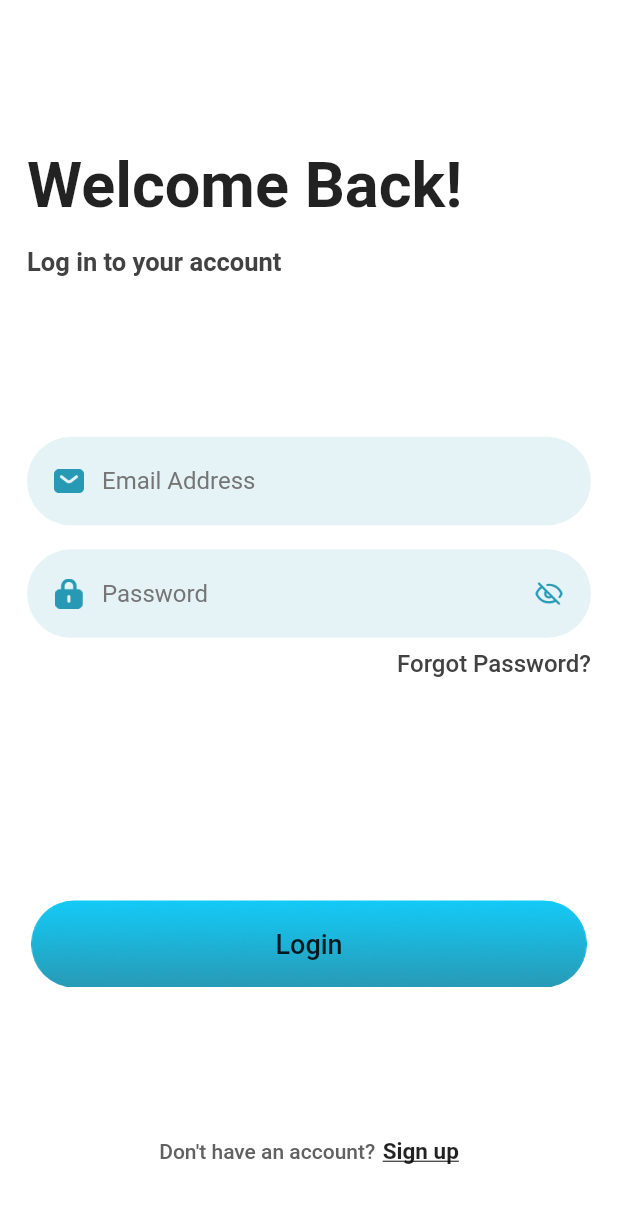
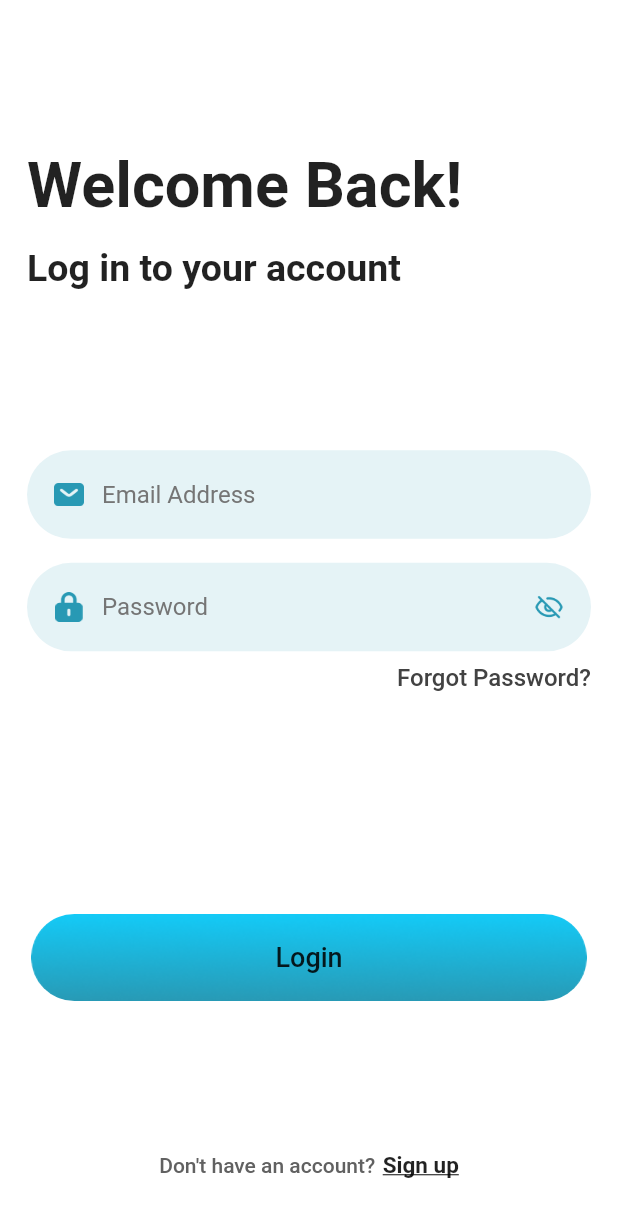
Before and after one commit to ahm226/smiletracker, a Flutter app: the BottomNavBar screen opened directly, item 5 of the bottom bar chosen, after a tap on "Sign Out", on a phone screen of 412 x 824 dp. Shown: the top 1217 px of the screen. Run offline on Flutter 3.47's test engine with Material 2 defaults, Android fonts, the phone set to English and light mode, and no system bars; drawn by our look-alikes of zoom_tap_animation; our stand-ins replace cloud_firestore, connectivity_plus, delayed_display, firebase_auth, firebase_core, firebase_storage and 10 more; missing offline and left inert: flutter_event_calendar; accounts and stored records are empty; Roboto replaces fonts that are missing (Poppins).

```diff
--- a/lib/helpers/globalvariables.dart
+++ b/lib/helpers/globalvariables.dart
@@ -21,8 +21,7 @@ TextStyle headingLarge = const TextStyle(
 TextStyle headingMedium = TextStyle(
   fontWeight: FontWeight.w600,
   fontFamily: 'Poppins',
-  color: Colors.grey.shade800,
-  fontSize: 17,
+  fontSize: 25,
 );
 TextStyle headingSmall = const TextStyle(
   fontSize: 17,
--- /dev/null
+++ b/lib/views/home/diary_screen.dart
@@ -0,0 +1,71 @@
+import 'package:flutter/material.dart';
+import 'package:intl/intl.dart';
+import 'package:sizer/sizer.dart';
+import 'package:smiletracker/helpers/globalvariables.dart';
+
+class DiaryScreen extends StatefulWidget {
+  const DiaryScreen({Key? key}) : super(key: key);
+
+  @override
+  State<DiaryScreen> createState() => _DiaryScreenState();
+}
+
+class _DiaryScreenState extends State<DiaryScreen> {
+  @override
+  Widget build(BuildContext context) {
+    return Scaffold(
+      body: Center(
+        child: Padding(
+          padding: const EdgeInsets.only(
+              left: 18.0, right: 18.0, top: 18.0, bottom: 8.0),
+          child: Column(
+            mainAxisAlignment: MainAxisAlignment.start,
+            crossAxisAlignment: CrossAxisAlignment.start,
+            children: [
+              Row(
+                mainAxisAlignment: MainAxisAlignment.spaceBetween,
+                children: [
+                  Text(
+                    "My Diary",
+                    style: headingMedium,
+                  ),
+                  Text(
+                    DateFormat('EEEE, d MMM,y')
+                        .format(DateTime.now())
+                        .toString(),
+                    style: TextStyle(
+                      fontWeight: FontWeight.w500,
+                      fontFamily: 'Poppins',
+                      color: Colors.grey.shade700,
+                      fontSize: 15,
+                    ),
+                  ),
+                ],
+              ),
+              SizedBox(
+                height: 10.h,
+              ),
+              InkWell(
+                onTap: () {},
+                child: Stack(
+                  alignment: Alignment.center,
+                  children: [
+                    Image.asset("assest/images/diaryCover.png"),
+                    const Text(
+                      "Esther\nHoward\nMood\nTracker",
+                      style: TextStyle(
+                          fontFamily: 'Poppins',
+                          color: Colors.black,
+                          fontSize: 60,
+                          fontWeight: FontWeight.w600),
+                    ),
+                  ],
+                ),
+              )
+            ],
+          ),
+        ),
+      ),
+    );
+  }
+}
--- a/lib/views/home/smily_face.dart
+++ b/lib/views/home/smily_face.dart
@@ -32,7 +32,7 @@ class _EmojiRatingAppState extends State<EmojiRatingApp> {
         body: Center(
           child: Padding(
             padding: const EdgeInsets.only(
-                left: 18.0, right: 18.0, top: 8.0, bottom: 8.0),
+                left: 18.0, right: 18.0, top: 18.0, bottom: 8.0),
             child: Column(
               mainAxisAlignment: MainAxisAlignment.start,
               crossAxisAlignment: CrossAxisAlignment.start,
--- a/lib/views/navbar/bottom_nav_bar.dart
+++ b/lib/views/navbar/bottom_nav_bar.dart
@@ -1,5 +1,6 @@
 import 'package:flutter/material.dart';
 import 'package:smiletracker/helpers/globalvariables.dart';
+import 'package:smiletracker/views/home/diary_screen.dart';
 import 'package:smiletracker/views/home/mood_screen.dart';
 import 'package:smiletracker/views/home/reminder_screen.dart';
 import 'package:smiletracker/views/home/smily_face.dart';
@@ -44,7 +45,7 @@ class _BottomNavBarState extends State<BottomNavBar> {
       ReminderScreen(
         rating: 2.5,
       ),
-      Container(),
+      DiaryScreen(),
       ProfileScreen()
     ];
     return Scaffold(
--- a/lib/views/profile/profile_screen.dart
+++ b/lib/views/profile/profile_screen.dart
@@ -20,6 +20,7 @@ class ProfileScreen extends StatefulWidget {
 }
 
 class _ProfileScreenState extends State<ProfileScreen> {
+  bool isSwitched = ThemeService().isDarkMode;
   bool loader = false;
   late PickedFile pickedFile;
   String? imageUrl;
@@ -219,13 +220,7 @@ class _ProfileScreenState extends State<ProfileScreen> {
                 ),
               ),
             ),
-            InkWell(
-              onTap: () {
-                ThemeService().switchTheme();
-                mode.value = ThemeService().isDarkMode;
-                setState(() {});
-              },
-              child: Padding(
+            Padding(
               padding: const EdgeInsets.all(10.0),
               child: Container(
                 width: 100.w,
@@ -259,15 +254,28 @@ class _ProfileScreenState extends State<ProfileScreen> {
                     ),
                     Padding(
                         padding: EdgeInsets.only(right: 10.0),
-                        child: Icon(
-                          ThemeService().isDarkMode
-                              ? Icons.brightness_4
-                              : Icons.brightness_2,
-                          size: 20,
+                        child: Center(
+                          child: Switch(
+                            value: isSwitched,
+                            onChanged: (value) {
+                              setState(() {
+                                ThemeService().switchTheme();
+                                mode.value = ThemeService().isDarkMode;
+                                setState(() {});
+                                isSwitched = value;
+                              });
+                            },
+                            activeTrackColor: Colors.black,
+                            activeColor: Colors.white,
                           ),
-                      )
+                        )),
+                    // Icon(
+                    //   ThemeService().isDarkMode
+                    //       ? Icons.brightness_4
+                    //       : Icons.brightness_2,
+                    //   size: 20,
+                    // ),
                   ],
-                  ),
                 ),
               ),
             ),
--- a/pubspec.yaml
+++ b/pubspec.yaml
@@ -52,6 +52,7 @@ dependencies:
   provider:
   connectivity_plus: ^3.0.6
   get_storage: ^2.1.1
+  better_page_turn: ^0.0.6
   firebase_core: ^2.10.0
   firebase_auth: ^4.4.2
   firebase_storage: ^11.2.0
```
Also changed, not shown: assest/images/diaryCover.png (added), pubspec.lock. Lines whose indentation alone changed are shown as unchanged.
